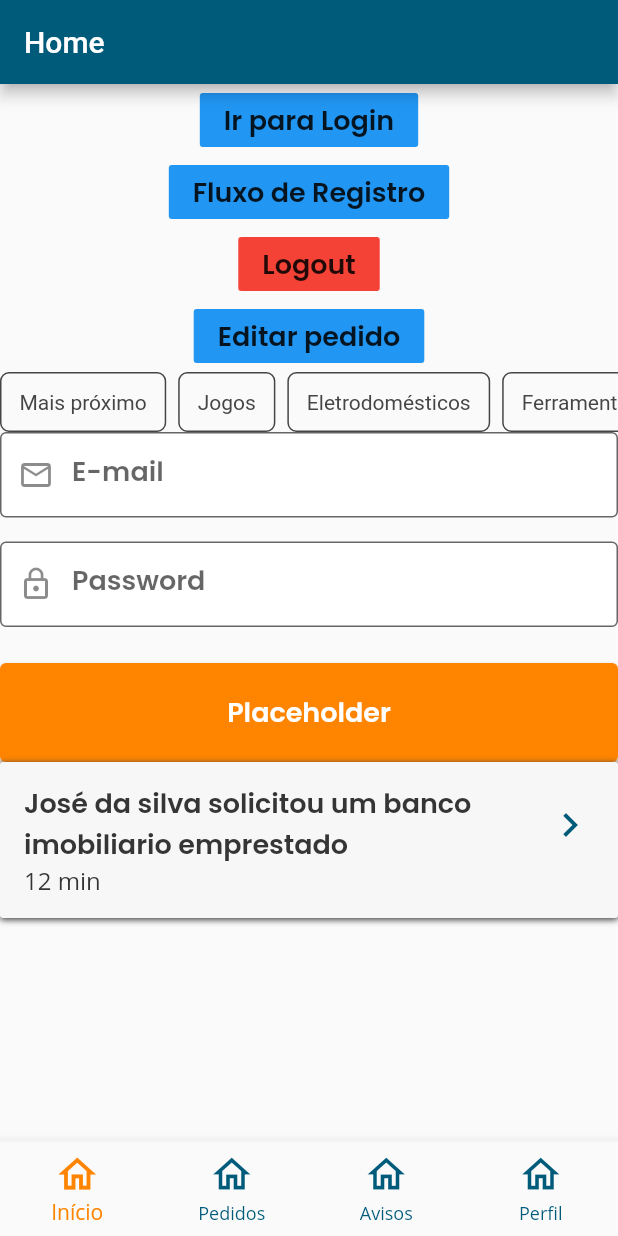
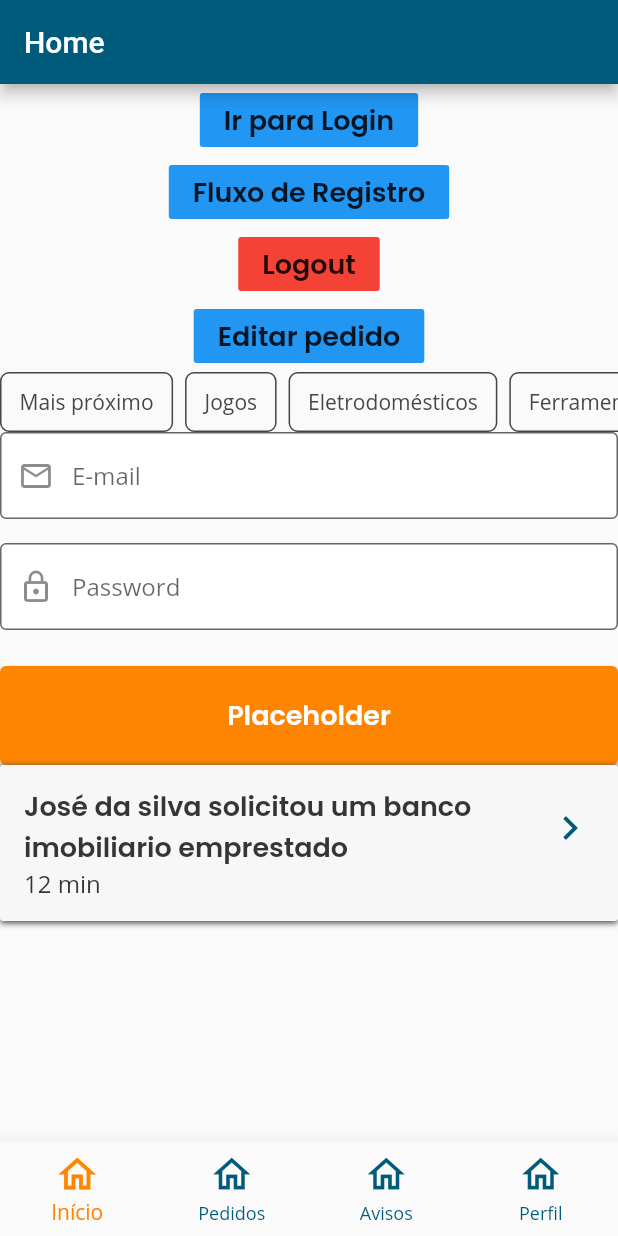
Before and after one commit to Lend-it/Front, a Flutter app: the screen it shows after launch, on a phone screen of 412 x 824 dp. Run offline on Flutter 3.47's test engine with Material 2 defaults, Android fonts, the light colour scheme and no system bars; our stand-ins replace flushbar, flutter_svg, geolocator, google_maps_flutter, shared_preferences; missing offline and left inert: smart_select.

Commit message:
refactor: fga-eps-mds/2020.2-Lend.it#79 Improve CategoryChip and Input typography

```diff
--- a/lib/widgets/category_chip.dart
+++ b/lib/widgets/category_chip.dart
@@ -26,7 +26,9 @@ class CategoryChip extends StatelessWidget {
         child: Center(
           child: AnimatedDefaultTextStyle(
             duration: animationDuration,
-            style: TextStyle(color: chipColor),
+            style: Theme.of(context).textTheme.caption.copyWith(
+                  color: chipColor,
+                ),
             child: Text(label),
           ),
         ),
--- a/lib/widgets/input.dart
+++ b/lib/widgets/input.dart
@@ -49,7 +49,6 @@ class _InputState extends State<Input> {
   Widget build(BuildContext context) {
     return Container(
       width: double.infinity,
-      height: 57,
       margin: EdgeInsets.only(bottom: 16),
       child: Focus(
         onFocusChange: (hasFocus) {
@@ -61,9 +60,15 @@ class _InputState extends State<Input> {
           keyboardType: widget.type,
           controller: widget.controller,
           focusNode: _focusNode,
+          style: Theme.of(context).textTheme.bodyText2,
           decoration: InputDecoration(
+            contentPadding: new EdgeInsets.symmetric(vertical: 18),
             filled: true,
             fillColor: Colors.white,
+            border: OutlineInputBorder(
+              borderRadius: BorderRadius.circular(4.0),
+              borderSide: BorderSide(color: grayColor),
+            ),
             focusedBorder: OutlineInputBorder(
               borderSide: BorderSide(
                 color: primaryLightColor,
@@ -83,10 +88,6 @@ class _InputState extends State<Input> {
                   )
                 : null,
             hintText: widget.placeholder,
-            border: OutlineInputBorder(
-              borderRadius: BorderRadius.circular(4.0),
-              borderSide: BorderSide(color: grayColor),
-            ),
           ),
           textInputAction: TextInputAction.done,
         ),
```
